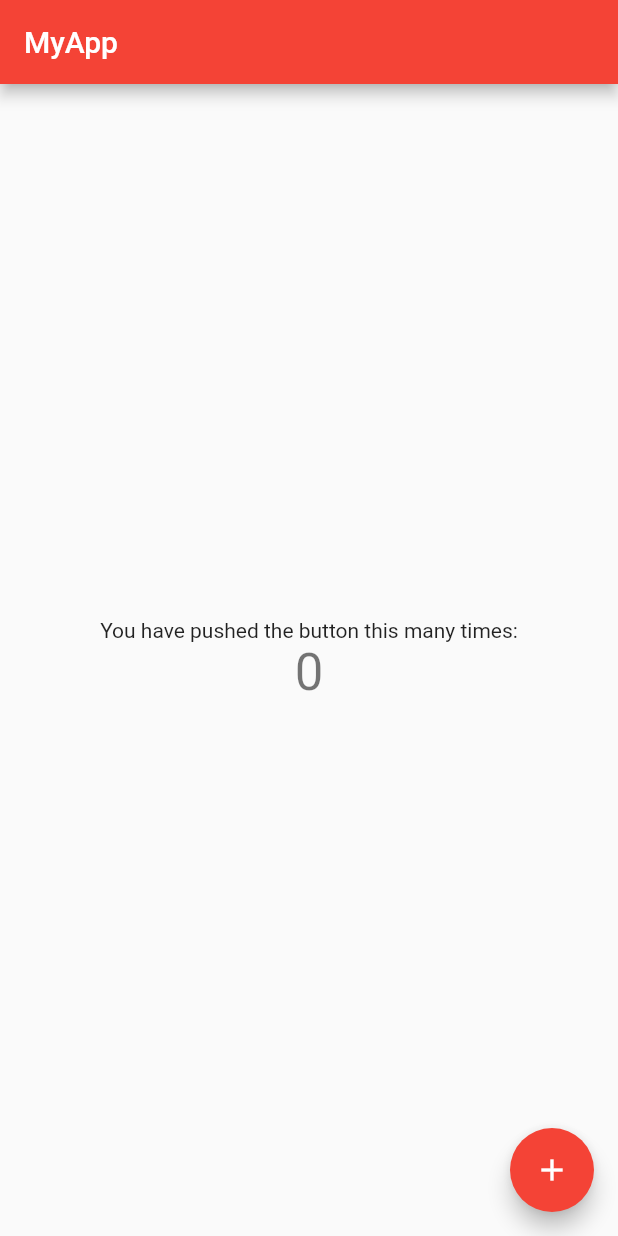
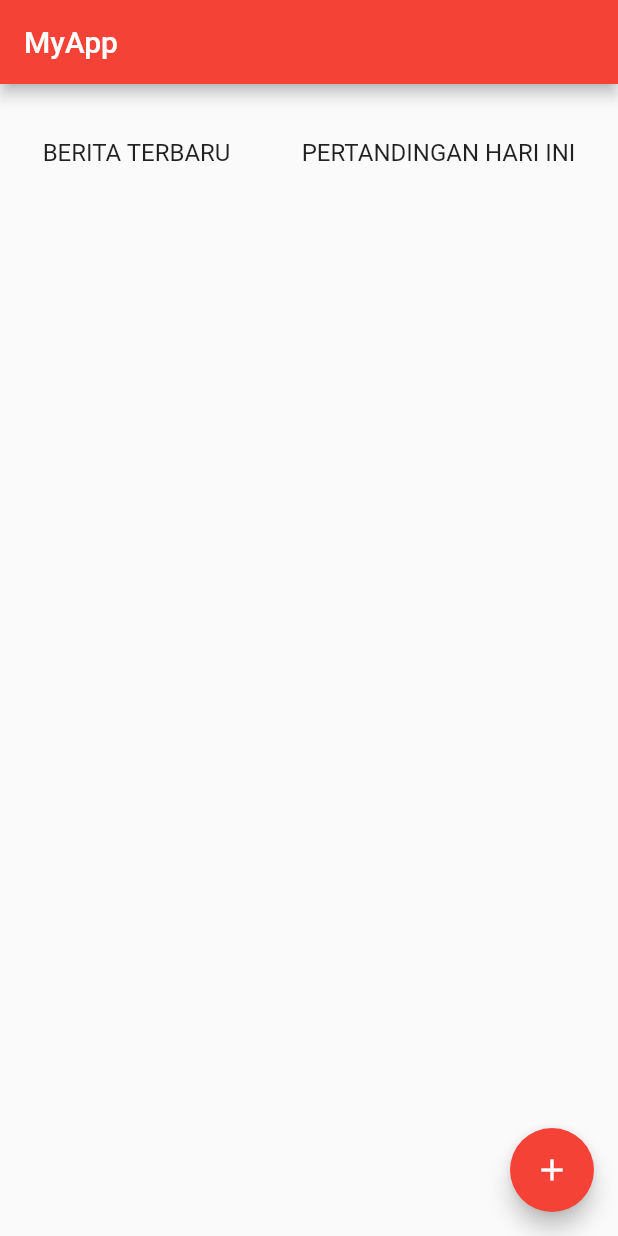
Before and after one commit to polinema-mobile/praktikum-02-layout-web-bola-REldhaNirwana, a Flutter app: the screen it shows after launch, on a phone screen of 412 x 824 dp. Run offline on Flutter 3.47's test engine with Material 2 defaults, Android fonts, the phone set to English and light mode, and no system bars.

Commit message:
menambahkan item berita

```diff
--- a/lib/main.dart
+++ b/lib/main.dart
@@ -46,7 +46,7 @@ class MyHomePage extends StatefulWidget {
 }
 
 class _MyHomePageState extends State<MyHomePage> {
-  int _counter = 0;
+  //int _counter = 0;
 
   void _incrementCounter() {
     setState(() {
@@ -55,7 +55,7 @@ class _MyHomePageState extends State<MyHomePage> {
       // so that the display can reflect the updated values. If we changed
       // _counter without calling setState(), then the build method would not be
       // called again, and so nothing would appear to happen.
-      _counter++;
+      //_counter++;
     });
   }
 
@@ -71,38 +71,17 @@ class _MyHomePageState extends State<MyHomePage> {
       appBar: AppBar(
         // Here we take the value from the MyHomePage object that was created by
         // the App.build method, and use it to set our appbar title.
-        title: Text(widget.title),
+        title: Text("MyApp"),
+        backgroundColor: Colors.red
       ),
-      body: Center(
-        // Center is a layout widget. It takes a single child and positions it
-        // in the middle of the parent.
-        child: Column(
-          // Column is also a layout widget. It takes a list of children and
-          // arranges them vertically. By default, it sizes itself to fit its
-          // children horizontally, and tries to be as tall as its parent.
-          //
-          // Invoke "debug painting" (press "p" in the console, choose the
-          // "Toggle Debug Paint" action from the Flutter Inspector in Android
-          // Studio, or the "Toggle Debug Paint" command in Visual Studio Code)
-          // to see the wireframe for each widget.
-          //
-          // Column has various properties to control how it sizes itself and
-          // how it positions its children. Here we use mainAxisAlignment to
-          // center the children vertically; the main axis here is the vertical
-          // axis because Columns are vertical (the cross axis would be
-          // horizontal).
-          mainAxisAlignment: MainAxisAlignment.center,
-          children: <Widget>[
-            Text(
-              'You have pushed the button this many times:',
-            ),
-            Text(
-              '$_counter',
-              style: Theme.of(context).textTheme.headline4,
-            ),
-          ],
-        ),
+      body: Container(
+        alignment:Alignment.topCenter,
+        child: Text('BERITA TERBARU            PERTANDINGAN HARI INI',
+        style: TextStyle(fontSize:16,height: 4.0),
+        )
       ),
+
+
       floatingActionButton: FloatingActionButton(
         onPressed: _incrementCounter,
         tooltip: 'Increment',
```
